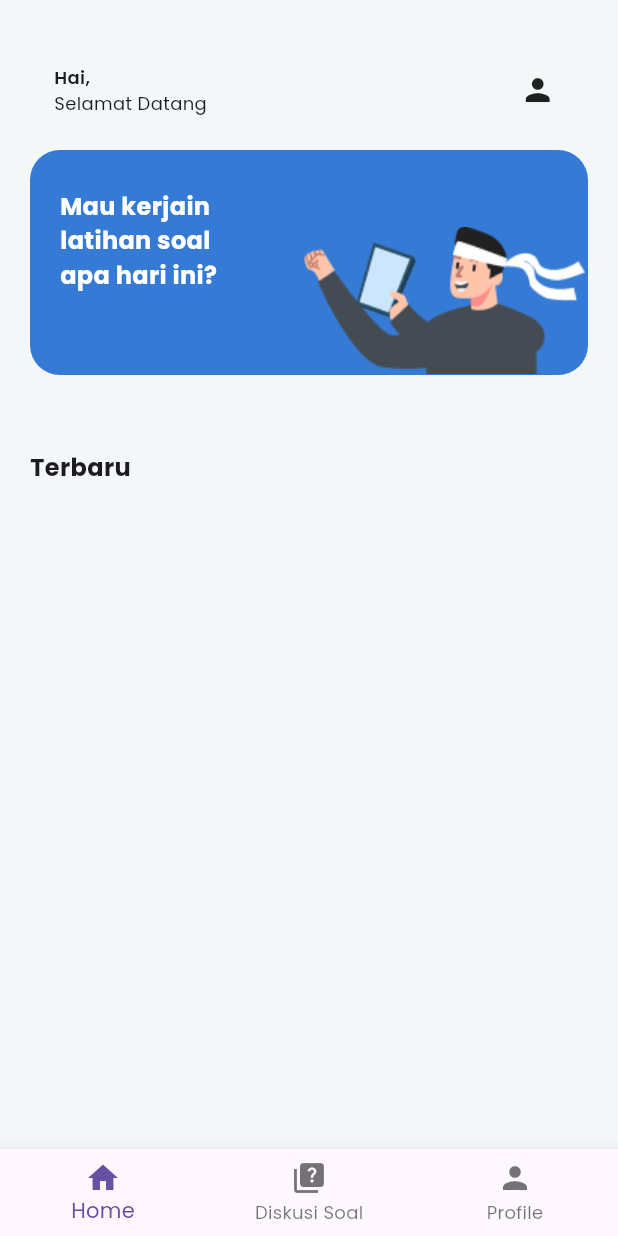
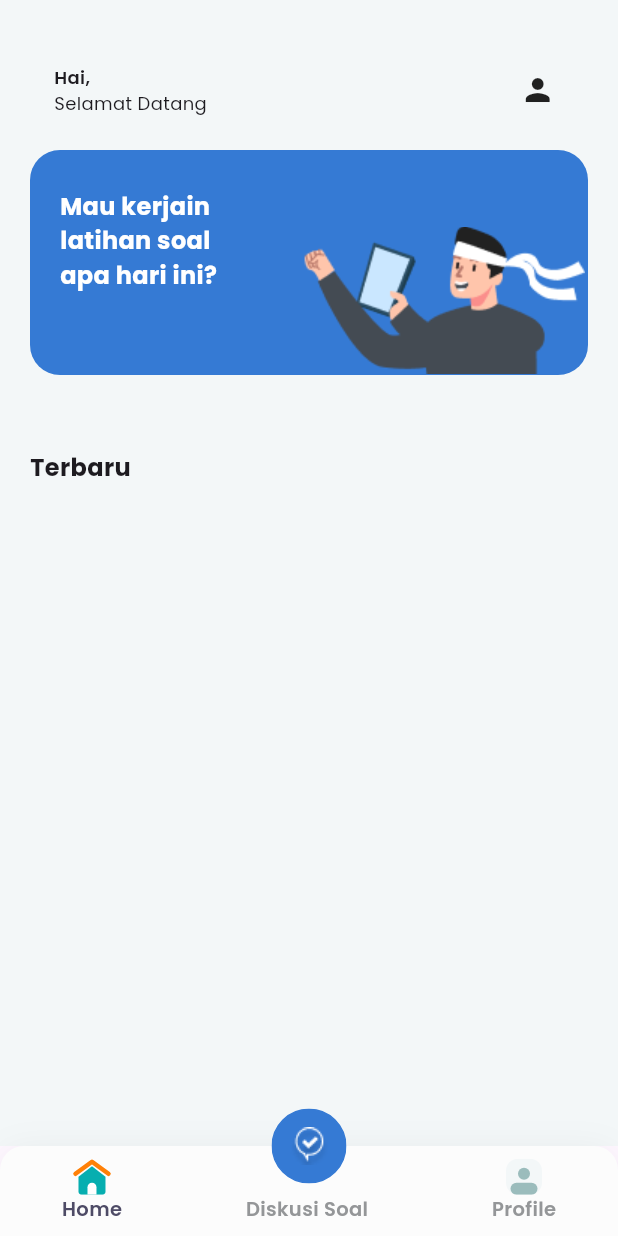
Before and after one commit to bintangbind9/edspert_flutter_final_project_elearning, a Flutter app: the DashboardPage screen opened by its route, on a phone screen of 412 x 824 dp. Run offline on Flutter 3.47's test engine with Material 2 defaults, Android fonts, the phone set to English and light mode, and no system bars; drawn by our look-alikes of cached_network_image; our stand-ins replace connectivity_plus, dio, firebase_auth, firebase_core, flutter_svg, flutter_widget_from_html and 5 more; accounts and stored records are empty; network calls fail; project files that could hold a hidden picture were left out.

Commit message:
Update Bottom Navigation Bar

```diff
--- a/lib/core/constants/asset_images.dart
+++ b/lib/core/constants/asset_images.dart
@@ -18,4 +18,20 @@ class AssetImages {
   static const String iconHomeEnabledSvg = 'assets/icon/icon_home_enabled.svg';
   static const String iconHomeDisabledPng = 'assets/icon/icon_home_disabled.png';
   static const String iconHomeDisabledSvg = 'assets/icon/icon_home_disabled.svg';
+  static const String iconBookEnabledPng = 'assets/icon/icon_book_enabled.png';
+  static const String iconBookEnabledSvg = 'assets/icon/icon_book_enabled.svg';
+  static const String iconBookDisabledPng = 'assets/icon/icon_book_disabled.png';
+  static const String iconBookDisabledSvg = 'assets/icon/icon_book_disabled.svg';
+  static const String iconPersonEnabledPng = 'assets/icon/icon_person_enabled.png';
+  static const String iconPersonEnabledSvg = 'assets/icon/icon_person_enabled.svg';
+  static const String iconPersonDisabledPng = 'assets/icon/icon_person_disabled.png';
+  static const String iconPersonDisabledSvg = 'assets/icon/icon_person_disabled.svg';
+  static const String iconCardsEnabledPng = 'assets/icon/icon_cards_enabled.png';
+  static const String iconCardsEnabledSvg = 'assets/icon/icon_cards_enabled.svg';
+  static const String iconCardsDisabledPng = 'assets/icon/icon_cards_disabled.png';
+  static const String iconCardsDisabledSvg = 'assets/icon/icon_cards_disabled.svg';
+  static const String iconQuizPng = 'assets/icon/icon_quiz.png';
+  static const String iconQuizSvg = 'assets/icon/icon_quiz.svg';
+  static const String iconQuiz2Png = 'assets/icon/icon_quiz_2.png';
+  static const String iconQuiz2Svg = 'assets/icon/icon_quiz_2.svg';
 }
--- a/lib/core/constants/general_values.dart
+++ b/lib/core/constants/general_values.dart
@@ -6,4 +6,7 @@ class GeneralValues {
   static const String genderF = 'Perempuan';
   static const String defaultJenjang = 'SMA';
   static const String defaultPhotoURL = 'url_foto';
+  static const int indexOfHomePage = 0;
+  static const int indexOfDiscussionPage = 1;
+  static const int indexOfProfilePage = 2;
 }
--- a/lib/presentation/dashboard/dashboard_page.dart
+++ b/lib/presentation/dashboard/dashboard_page.dart
@@ -1,6 +1,12 @@
+import 'package:edspert_flutter_final_project_elearning/core/constants/asset_images.dart';
+import 'package:edspert_flutter_final_project_elearning/core/constants/general_values.dart';
 import 'package:flutter/material.dart';
+import 'package:flutter_svg/flutter_svg.dart';
 import 'package:get/get.dart';
 
+import '../../core/constants/app_colors.dart';
+import '../widgets/custom_bottom_navigation_bar_item.dart';
+import '../widgets/custom_floating_action_button.dart';
 import 'dashboard_controller.dart';
 import 'discussion/discussion_page.dart';
 import 'home/home_page.dart';
@@ -24,7 +30,57 @@ class DashboardPage extends GetView<DashboardController> {
               ProfilePage(),
             ],
           ),
-          bottomNavigationBar: BottomNavigationBar(
+          bottomNavigationBar: Container(
+            decoration: BoxDecoration(
+                color: AppColors.grayscaleOffWhite,
+                borderRadius: const BorderRadius.only(
+                    topLeft: Radius.circular(16),
+                    topRight: Radius.circular(16)),
+                boxShadow: [
+                  BoxShadow(
+                    offset: const Offset(0, 4),
+                    blurRadius: 20,
+                    spreadRadius: 0,
+                    color: Colors.black.withOpacity(0.06),
+                  )
+                ]),
+            height: 60,
+            width: double.infinity,
+            child: Row(
+              mainAxisAlignment: MainAxisAlignment.spaceAround,
+              children: [
+                CustomBottomNavigationBarItem(
+                    onPressed: () => controller.navigateTo(GeneralValues.indexOfHomePage),
+                    text: 'Home',
+                    isEnabled: controller.selectedNavIndexObs.value == GeneralValues.indexOfHomePage
+                        ? true
+                        : false,
+                    picture: controller.selectedNavIndexObs.value == GeneralValues.indexOfHomePage
+                        ? SvgPicture.asset(AssetImages.iconHomeEnabledSvg)
+                        : SvgPicture.asset(AssetImages.iconHomeDisabledSvg)),
+                CustomBottomNavigationBarItem(
+                    onPressed: () => controller.navigateTo(GeneralValues.indexOfDiscussionPage),
+                    text: 'Diskusi Soal',
+                    isEnabled: controller.selectedNavIndexObs.value == GeneralValues.indexOfDiscussionPage
+                        ? true
+                        : false,
+                    picture: controller.selectedNavIndexObs.value == GeneralValues.indexOfDiscussionPage
+                        ? SvgPicture.asset(AssetImages.iconCardsEnabledSvg)
+                        : const SizedBox(height: 24)),
+                CustomBottomNavigationBarItem(
+                    onPressed: () => controller.navigateTo(GeneralValues.indexOfProfilePage),
+                    text: 'Profile',
+                    isEnabled: controller.selectedNavIndexObs.value == GeneralValues.indexOfProfilePage
+                        ? true
+                        : false,
+                    picture: controller.selectedNavIndexObs.value == GeneralValues.indexOfProfilePage
+                        ? SvgPicture.asset(AssetImages.iconPersonEnabledSvg)
+                        : SvgPicture.asset(AssetImages.iconPersonDisabledSvg)),
+              ],
+            ),
+          ),
+          /*
+          BottomNavigationBar(
             currentIndex: selectedIndex,
             onTap: (index) {
               controller.navigateTo(index);
@@ -44,6 +100,9 @@ class DashboardPage extends GetView<DashboardController> {
               ),
             ],
           ),
+          */
+          floatingActionButton: controller.selectedNavIndexObs.value == 1 ? null : CustomFloatingActionButton(onPressed: () => controller.navigateTo(1), child: Image.asset(AssetImages.iconQuizPng)),
+          floatingActionButtonLocation: FloatingActionButtonLocation.centerDocked,
         ),
       );
     });
--- a/lib/presentation/dashboard/home/components/home_profile_widget.dart
+++ b/lib/presentation/dashboard/home/components/home_profile_widget.dart
@@ -1,4 +1,5 @@
 import 'package:cached_network_image/cached_network_image.dart';
+import 'package:edspert_flutter_final_project_elearning/core/constants/general_values.dart';
 import 'package:edspert_flutter_final_project_elearning/presentation/dashboard/dashboard_controller.dart';
 import 'package:flutter/material.dart';
 import 'package:get/get.dart';
@@ -31,7 +32,9 @@ class HomeProfileWidget extends StatelessWidget {
                           TextStyle(fontSize: 12, fontWeight: FontWeight.w400)),
                 ],
               ),
-              ClipRRect(
+              GestureDetector(
+                onTap: () => controller.navigateTo(GeneralValues.indexOfProfilePage),
+                child: ClipRRect(
                   borderRadius: BorderRadius.circular(35),
                   child: CachedNetworkImage(
                       imageUrl: controller.currentUser?.userFoto ?? '',
@@ -41,6 +44,7 @@ class HomeProfileWidget extends StatelessWidget {
                       errorWidget: (context, url, error) =>
                           const Icon(Icons.person)),
                 ),
+              ),
             ],
           ),
         );
--- a/lib/presentation/dashboard/home/home_page.dart
+++ b/lib/presentation/dashboard/home/home_page.dart
@@ -13,7 +13,7 @@ class HomePage extends GetView<HomeController> {
 
   @override
   Widget build(BuildContext context) {
-    bool isMobile = MediaQuery.of(context).size.shortestSide < 600;
+    // bool isMobile = MediaQuery.of(context).size.shortestSide < 600;
     return Scaffold(
       backgroundColor: AppColors.grayscaleBackground,
       body: ListView(
@@ -24,7 +24,8 @@ class HomePage extends GetView<HomeController> {
           SizedBox(height: 25),
           HomeCoursesWidget(),
           SizedBox(height: 25),
-          HomeBannersWidget()
+          HomeBannersWidget(),
+          SizedBox(height: 25)
         ],
       ),
     );
--- /dev/null
+++ b/lib/presentation/widgets/custom_bottom_navigation_bar_item.dart
@@ -0,0 +1,33 @@
+import 'package:flutter/material.dart';
+
+import '../../core/constants/app_colors.dart';
+
+class CustomBottomNavigationBarItem extends StatelessWidget {
+  final Widget? picture;
+  final VoidCallback? onPressed;
+  final String text;
+  final bool isEnabled;
+
+  const CustomBottomNavigationBarItem(
+      {super.key, this.picture, this.onPressed, required this.text, required this.isEnabled});
+
+  @override
+  Widget build(BuildContext context) {
+    return InkWell(
+      onTap: onPressed,
+      child: Column(
+        mainAxisAlignment: MainAxisAlignment.center,
+        children: [
+          picture ?? const SizedBox(height: 20),
+          Text(text,
+              style: TextStyle(
+                  fontSize: 13,
+                  fontWeight: FontWeight.w600,
+                  color: isEnabled
+                      ? AppColors.grayscaleBody
+                      : AppColors.disableText))
+        ],
+      ),
+    );
+  }
+}
--- /dev/null
+++ b/lib/presentation/widgets/custom_floating_action_button.dart
@@ -0,0 +1,47 @@
+import 'package:flutter/material.dart';
+
+import '../../core/constants/app_colors.dart';
+
+class CustomFloatingActionButton extends StatelessWidget {
+  final VoidCallback? onPressed;
+  final Widget child;
+  final Color backgroundColor;
+  final Color borderColor;
+
+  const CustomFloatingActionButton({
+    Key? key,
+    this.onPressed,
+    required this.child,
+    this.backgroundColor = AppColors.primary,
+    this.borderColor = AppColors.primary
+  }) : super(key: key);
+
+  @override
+  Widget build(BuildContext context) {
+    return Material(
+      type: MaterialType.transparency,
+      child: InkWell(
+        onTap: onPressed,
+        borderRadius: BorderRadius.circular(25),
+        child: Ink(
+          height: 50,
+          width: 50,
+          decoration: BoxDecoration(
+            color: onPressed == null ? AppColors.disable : backgroundColor,
+            borderRadius: BorderRadius.circular(25),
+            border: Border.all(color: onPressed == null ? AppColors.disable : borderColor, width: 1),
+            /*
+            boxShadow: [BoxShadow(
+              offset: const Offset(0, 4),
+              blurRadius: 4,
+              spreadRadius: 0,
+              color: Colors.black.withOpacity(0.25)
+            )]
+            */
+          ),
+          child: Center(child: child),
+        ),
+      ),
+    );
+  }
+}
```
Also changed, not shown: assets/icon/icon_quiz.png (added), assets/icon/icon_quiz.svg (added), assets/icon/icon_quiz_2.png (added), assets/icon/icon_quiz_2.svg (added). Lines whose indentation alone changed are shown as unchanged.
